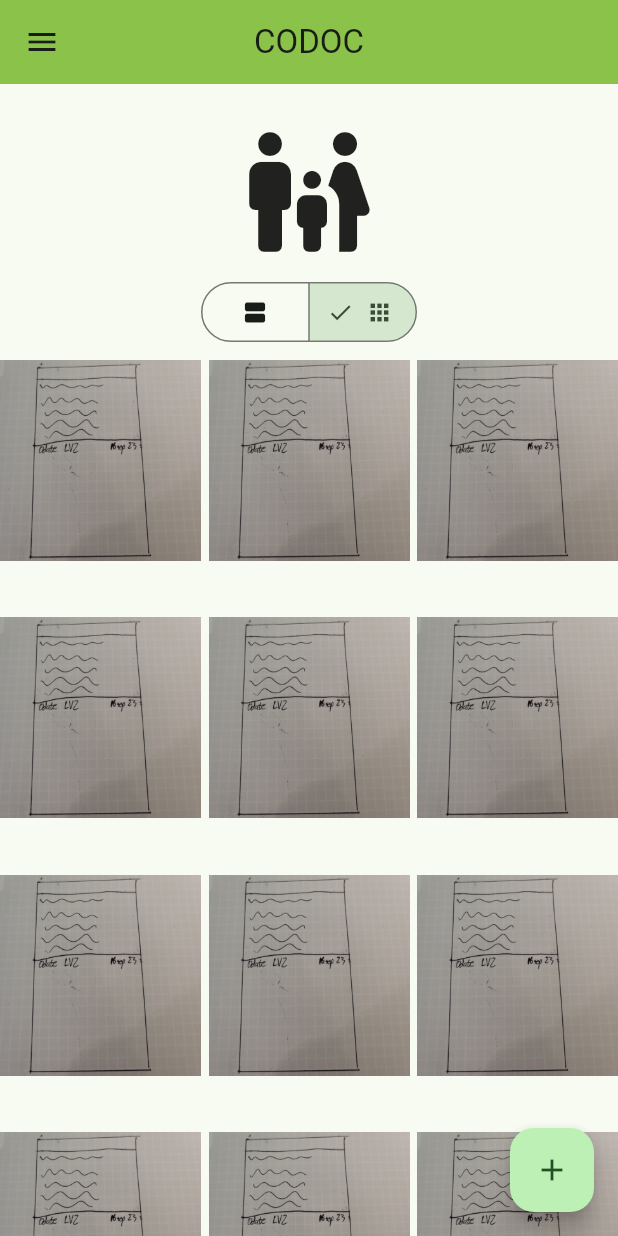
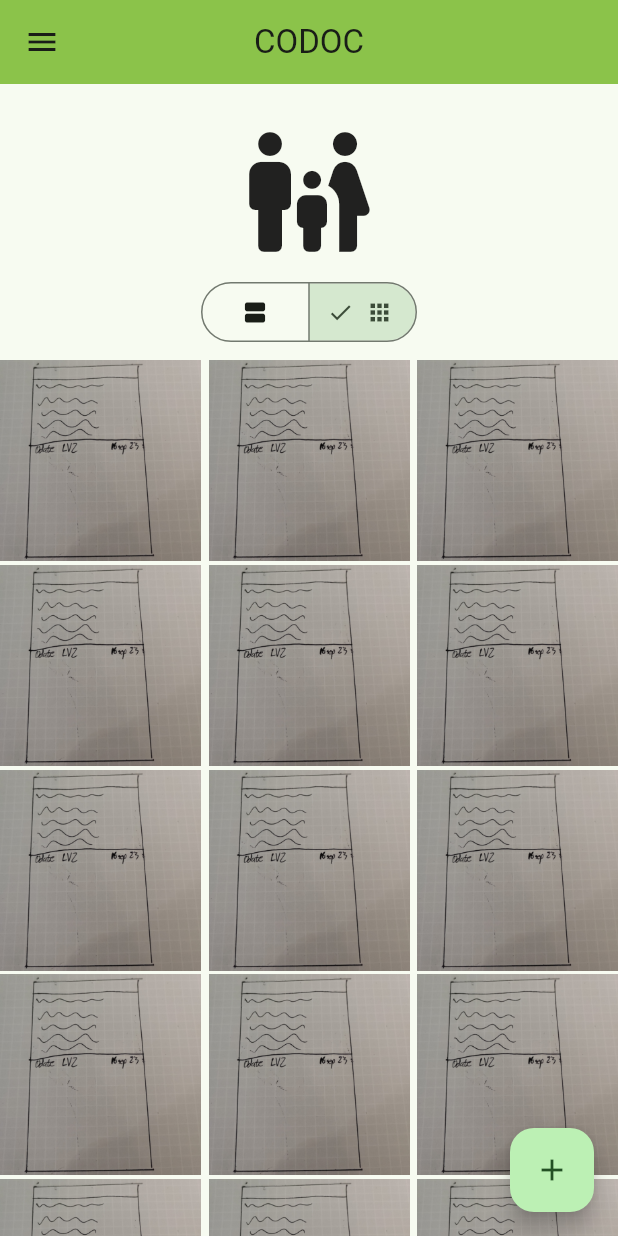
Before and after one commit to R0KK1T/CoDoC, a Flutter app: the screen it shows after launch, after a tap on the "apps" icon, on a phone screen of 412 x 824 dp. Run offline on Flutter 3.47's test engine with Material 2 defaults, Android fonts, the phone set to English and light mode, and no system bars; our stand-ins replace firebase_core; accounts and stored records are empty.

Commit message:
Make gridview look evenly spaced

```diff
--- a/lib/feed_screen.dart
+++ b/lib/feed_screen.dart
@@ -168,7 +168,7 @@ class _MyHomePageState extends State<MyHomePage> {
               childAspectRatio: 1.0,
               crossAxisSpacing: 5.0,
               mainAxisSpacing: 1.5,
-              mainAxisExtent: selection.first == ViewType.listView ? 500 : 170,
+              mainAxisExtent: selection.first == ViewType.listView ? 500 : 135,
             ),
             delegate: SliverChildBuilderDelegate(
               (context, index) {
@@ -210,15 +210,20 @@ class GridViewCard extends StatelessWidget {
 
   @override
   Widget build(BuildContext context) {
-    return GridView.count(
+    return Container(
+      width: 200,
+      height: 200,
+      child: GridView.count(
+        padding: EdgeInsets.zero,
         physics: NeverScrollableScrollPhysics(),
         crossAxisCount: 1,
         children: [
           Image.asset(
             imagePaths[0],
-          fit: BoxFit.fill,
+            fit: BoxFit.cover,
           ),
         ],
+      ),
     );
   }
 }
```
Lines whose indentation alone changed are shown as unchanged.
